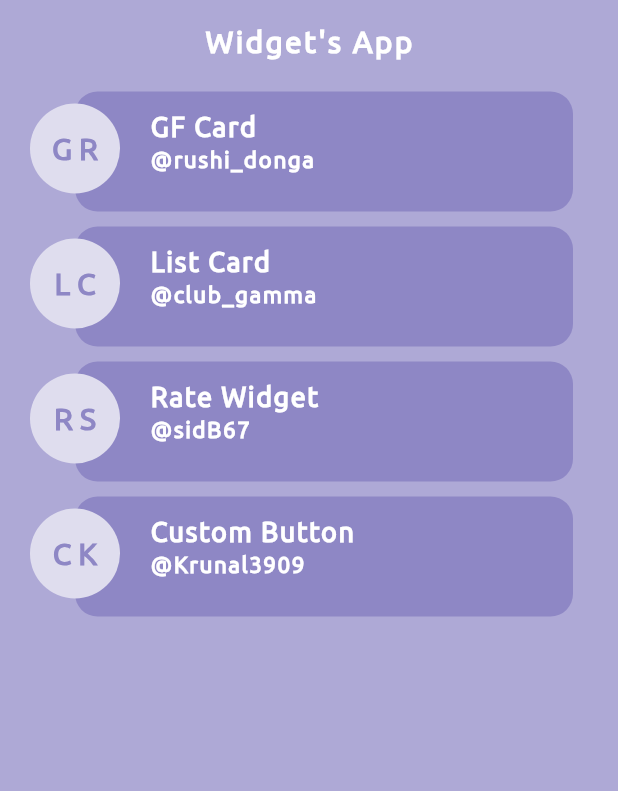
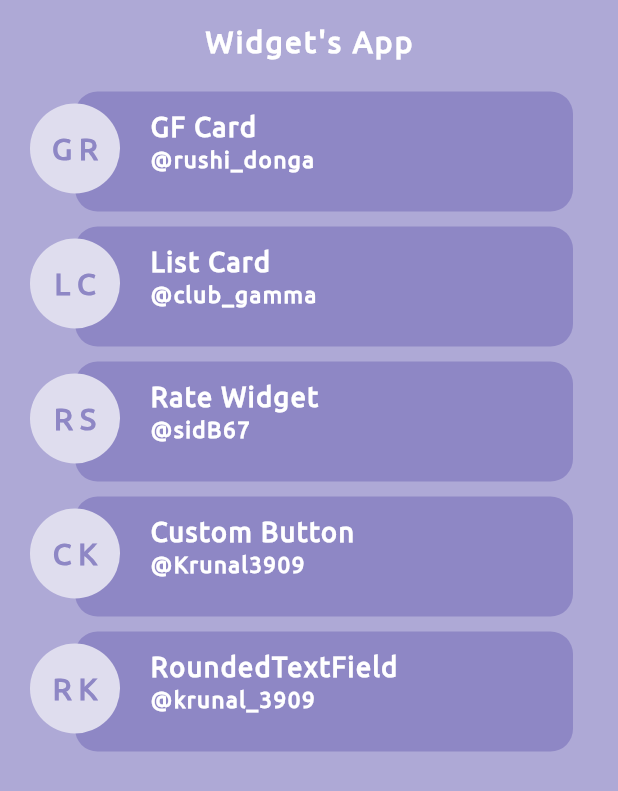
Before and after one commit to clubgamma/pocket_widgets, a Flutter app: the screen it shows after launch, on a phone screen of 412 x 824 dp. Shown: the top 791 px of the screen. Run offline on Flutter 3.47's test engine with Material 2 defaults, Android fonts, the phone set to English and light mode, and no system bars; our stand-ins replace flutter_staggered_animations, getwidget.

Commit message:
Update home_page.dart

```diff
--- a/lib/Screens/home_page.dart
+++ b/lib/Screens/home_page.dart
@@ -7,6 +7,7 @@ import 'package:widgets_book/Constants/color.dart';
 import 'package:widgets_book/Contributions/rushi_donga.dart';
 import 'package:widgets_book/Contributions/sidB67.dart';
 import 'package:widgets_book/Contributions/Krunal3909_custom_button.dart';
+import 'package:widgets_book/Contributions/rounded_textfield_krunal3909.dart';
 
 import '../Contributions/club_gamma.dart';
 import '../Widget/home_card.dart';
@@ -69,6 +70,16 @@ class _HomePageState extends State<HomePage> {
         ),
       ),
 
+      GestureDetector(
+        onTap: (){
+          Navigator.push(context, MaterialPageRoute(builder: (context) => RoundedTextField(contributorName: "krunal3909", widgetName: "RoundedTextField")));
+        },
+        child: HomeCard(
+          widgetName: "RoundedTextField",
+          contributorName: "krunal_3909",
+        ),
+      )
+
     ];
 
     for (int i = 0; i < cards.length; i++) {
```
